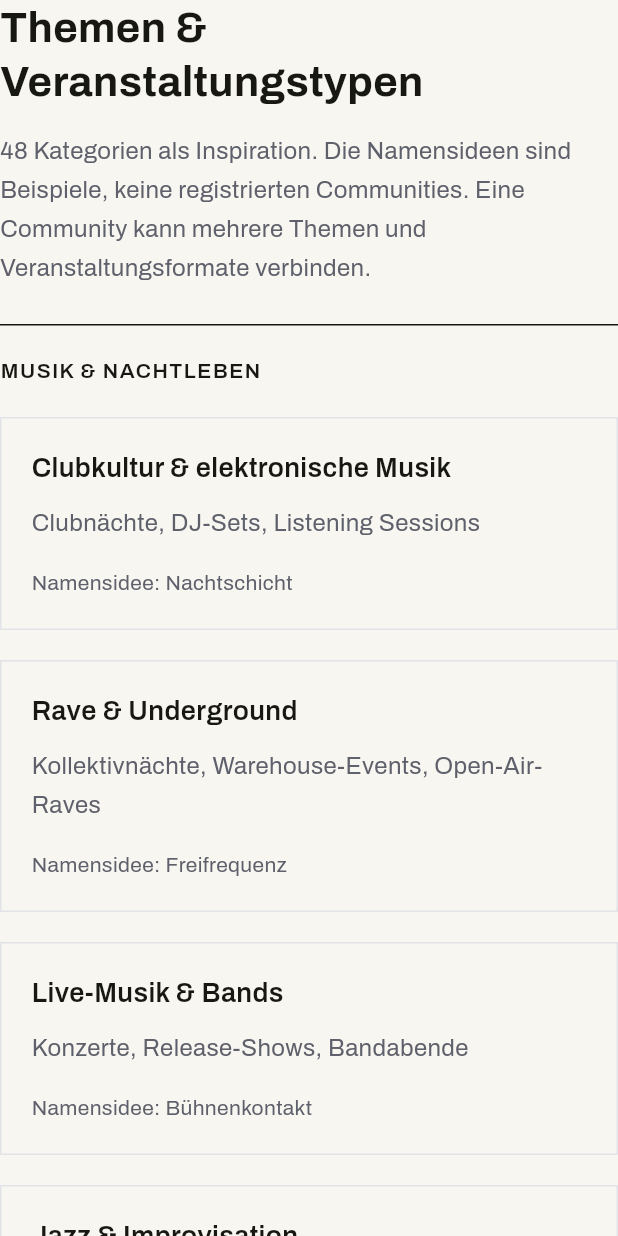
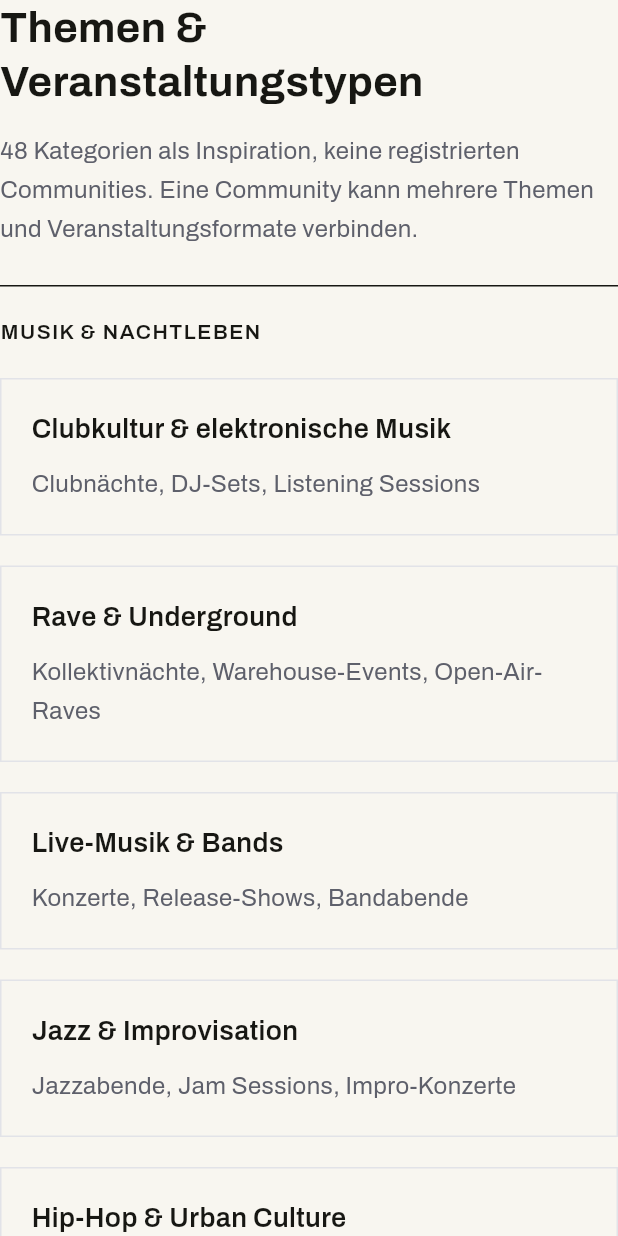
Before and after one commit to Barillium/Community-Access, a Flutter app: the CommunityTopics widget shown alone on an empty page, opened directly, on a phone screen of 412 x 824 dp. Run offline on Flutter 3.47's test engine with Material 3 defaults, Android fonts, the phone set to English and light mode, and no system bars; our stand-ins replace app_links; missing offline and left inert: dart:js_interop, file_selector, forui; network calls fail.

Commit message:
design: remove community topic name suggestions

```diff
--- a/client/lib/community_topics.dart
+++ b/client/lib/community_topics.dart
@@ -3,7 +3,7 @@ import 'package:flutter/material.dart';
 import 'app_language.dart';
 import 'design_system.dart';
 
-/// Editorial topics and name ideas are distinct from registered communities.
+/// Editorial topics are distinct from registered communities.
 class CommunityTopics extends StatelessWidget {
   const CommunityTopics({super.key, this.query = ''});
   final String query;
@@ -38,8 +38,8 @@ class CommunityTopics extends StatelessWidget {
         Text(
           localText(
             context,
-            '48 Kategorien als Inspiration. Die Namensideen sind Beispiele, keine registrierten Communities. Eine Community kann mehrere Themen und Veranstaltungsformate verbinden.',
-            '48 categories for inspiration. The name ideas are examples, not registered communities. A community can bring together several topics and event formats.',
+            '48 Kategorien als Inspiration, keine registrierten Communities. Eine Community kann mehrere Themen und Veranstaltungsformate verbinden.',
+            '48 categories for inspiration, not registered communities. A community can bring together several topics and event formats.',
           ),
           style: TextStyle(color: palette.muted, height: 1.6),
         ),
@@ -136,19 +136,6 @@ class CommunityTopics extends StatelessWidget {
                                   height: 1.6,
                                 ),
                               ),
-                              const SizedBox(height: AccessSpacing.s16),
-                              Text(
-                                localText(
-                                  context,
-                                  'Namensidee: ${topic.name}',
-                                  'Name idea: ${topic.name}',
-                                ),
-                                style: TextStyle(
-                                  fontSize: 14,
-                                  color: palette.muted,
-                                  height: 1.5,
-                                ),
-                              ),
                             ],
                           ),
                         ),
@@ -165,15 +152,10 @@ class CommunityTopics extends StatelessWidget {
 }
 
 class _Topic {
-  const _Topic(this.de, this.en, this.name, this.eventsDe, this.eventsEn);
-  final String de, en, name, eventsDe, eventsEn;
-  bool matches(String query) => [
-    de,
-    en,
-    name,
-    eventsDe,
-    eventsEn,
-  ].join(' ').toLowerCase().contains(query);
+  const _Topic(this.de, this.en, this.eventsDe, this.eventsEn);
+  final String de, en, eventsDe, eventsEn;
+  bool matches(String query) =>
+      [de, en, eventsDe, eventsEn].join(' ').toLowerCase().contains(query);
 }
 
 class _TopicGroup {
@@ -187,63 +169,54 @@ const _groups = [
     _Topic(
       "Clubkultur & elektronische Musik",
       "Clubbing & electronic music",
-      "Nachtschicht",
       "Clubnächte, DJ-Sets, Listening Sessions",
       "Club nights, DJ sets, listening sessions",
     ),
     _Topic(
       "Rave & Underground",
       "Rave & underground",
-      "Freifrequenz",
       "Kollektivnächte, Warehouse-Events, Open-Air-Raves",
       "Collective nights, warehouse events, open-air raves",
     ),
     _Topic(
       "Live-Musik & Bands",
       "Live music & bands",
-      "Bühnenkontakt",
       "Konzerte, Release-Shows, Bandabende",
       "Concerts, release shows, band nights",
     ),
     _Topic(
       "Jazz & Improvisation",
       "Jazz & improvisation",
-      "Offbeat",
       "Jazzabende, Jam Sessions, Impro-Konzerte",
       "Jazz nights, jam sessions, improvised concerts",
     ),
     _Topic(
       "Hip-Hop & Urban Culture",
       "Hip-hop & urban culture",
-      "Cypher Circle",
       "Rap-Shows, Beat Sessions, Freestyle-Battles",
       "Rap shows, beat sessions, freestyle battles",
     ),
     _Topic(
       "Punk, Metal & alternative Musik",
       "Punk, metal & alternative music",
-      "Gegenstrom",
       "Underground-Konzerte, DIY-Shows, Szeneabende",
       "Underground concerts, DIY shows, scene nights",
     ),
     _Topic(
       "Klassik & zeitgenössische Musik",
       "Classical & contemporary music",
-      "Klangraum",
       "Kammerkonzerte, Neue Musik, Gesprächskonzerte",
       "Chamber concerts, new music, concert talks",
     ),
     _Topic(
       "Ambient & experimentelle Musik",
       "Ambient & experimental music",
-      "Zwischenfrequenz",
       "Sound Art, Klangperformances, Hörsessions",
       "Sound art, sonic performances, listening sessions",
     ),
     _Topic(
       "Festivals & Kulturwochen",
       "Festivals & cultural programmes",
-      "Freifeld",
       "Kleine Festivals, Kulturwochenenden, Mehrspartenprogramme",
       "Small festivals, cultural weekends, multidisciplinary programmes",
     ),
@@ -252,63 +225,54 @@ const _groups = [
     _Topic(
       "Film & unabhängiges Kino",
       "Film & independent cinema",
-      "Bildwechsel",
       "Screenings, Kurzfilmabende, Filmgespräche",
       "Screenings, short-film nights, film discussions",
     ),
     _Topic(
       "Dokumentarfilm & Debatte",
       "Documentaries & debate",
-      "Blickpunkt",
       "Dokumentarfilmvorführungen, Diskussionen, Themenabende",
       "Documentary screenings, discussions, themed evenings",
     ),
     _Topic(
       "Theater & Performance",
       "Theatre & performance",
-      "Spielraum",
       "Theaterabende, Performancekunst, szenische Lesungen",
       "Theatre nights, performance art, staged readings",
     ),
     _Topic(
       "Comedy & Improvisation",
       "Comedy & improvisation",
-      "Lachlabor",
       "Stand-up, Improtheater, Comedy Open Mics",
       "Stand-up, improv theatre, comedy open mics",
     ),
     _Topic(
       "Literatur & Poetry",
       "Literature & poetry",
-      "Wortwechsel",
       "Lesungen, Poetry Slams, Schreibabende",
       "Readings, poetry slams, writing evenings",
     ),
     _Topic(
       "Bildende Kunst & Ausstellungen",
       "Visual art & exhibitions",
-      "Offene Fläche",
       "Vernissagen, Ausstellungen, Atelierbesuche",
       "Exhibition openings, exhibitions, studio visits",
     ),
     _Topic(
       "Fotografie",
       "Photography",
-      "Kontaktbogen",
       "Fotoausstellungen, Fotowalks, Bildbesprechungen",
       "Photo exhibitions, photo walks, image discussions",
     ),
     _Topic(
       "Design, Architektur & Mode",
       "Design, architecture & fashion",
-      "Formwechsel",
       "Design Talks, Architekturführungen, Modenschauen",
       "Design talks, architecture tours, fashion shows",
     ),
     _Topic(
       "Digitale Kunst & Medienkunst",
       "Digital & media art",
-      "Pixelraum",
       "AV-Performances, Installationen, Creative-Coding-Shows",
       "AV performances, installations, creative-coding shows",
     ),
@@ -320,42 +284,36 @@ const _groups = [
       _Topic(
         "Kreatives Handwerk & DIY",
         "Creative crafts & DIY",
-        "Werkraum",
         "Keramik, Siebdruck, Nähen, Schmuckworkshops",
         "Ceramics, screen printing, sewing, jewellery workshops",
       ),
       _Topic(
         "Tanz & Social Dance",
         "Dance & social dance",
-        "Tanzverbindung",
         "Salsa, Bachata, Swing, Tango, Tanzabende",
         "Salsa, bachata, swing, tango, social dance nights",
       ),
       _Topic(
         "Zeitgenössischer Tanz & Bewegung",
         "Contemporary dance & movement",
-        "Körperraum",
         "Tanzworkshops, Contact Improvisation, Bewegungsjam",
         "Dance workshops, contact improvisation, movement jams",
       ),
       _Topic(
         "Queere Kunst & Nachtkultur",
         "Queer art & nightlife",
-        "Queer Frequenz",
         "Queere Clubnächte, Kulturabende, Performances",
         "Queer club nights, cultural evenings, performances",
       ),
       _Topic(
         "Drag & Cabaret",
         "Drag & cabaret",
-        "Glitzerbühne",
         "Drag-Shows, Cabaret, Variety-Abende",
         "Drag shows, cabaret, variety nights",
       ),
       _Topic(
         "Ballroom & Vogue",
         "Ballroom & vogue",
-        "House Lights",
         "Balls, Vogue Sessions, Workshops",
         "Balls, vogue sessions, workshops",
       ),
@@ -365,49 +323,42 @@ const _groups = [
     _Topic(
       "Interkultureller Austausch",
       "Intercultural exchange",
-      "Zwischenwelten",
       "Kulturabende, gemeinsame Feste, Begegnungen",
       "Cultural evenings, shared celebrations, meetups",
     ),
     _Topic(
       "Sprachen & internationale Begegnung",
       "Languages & international meetups",
-      "Sprachsalon",
       "Sprachtandems, Sprachcafés, internationale Stammtische",
       "Language tandems, language cafés, international meetups",
     ),
     _Topic(
       "Nachbarschaft & Stadtteilkultur",
       "Neighbourhood & local culture",
-      "Nebenan Zusammen",
       "Stadtteilfeste, Hofkonzerte, Nachbarschaftstreffen",
       "Neighbourhood festivals, courtyard concerts, local meetups",
     ),
     _Topic(
       "Familien & Generationen",
       "Families & generations",
-      "Generationenplatz",
       "Familienkultur, Mitmachaktionen, generationenübergreifende Treffen",
       "Family culture, participatory activities, intergenerational meetups",
     ),
     _Topic(
       "Ehrenamt & gesellschaftliches Engagement",
       "Volunteering & civic engagement",
-      "Gemeinsam Wirken",
       "Kennenlerntreffen, Aktionstage, Benefizveranstaltungen",
       "Introductory meetups, action days, benefit events",
     ),
     _Topic(
       "Nachhaltigkeit & solidarisches Leben",
       "Sustainability & solidarity",
-      "Zukunftswerk",
       "Kleidertausch, Repair Cafés, Nachhaltigkeitsworkshops",
       "Clothing swaps, repair cafés, sustainability workshops",
     ),
     _Topic(
       "Politik, Demokratie & Diskussion",
       "Politics, democracy & discussion",
-      "Offenes Forum",
       "Podiumsgespräche, politische Bildung, Diskussionsabende",
       "Panel talks, civic education, discussion evenings",
     ),
@@ -416,35 +367,30 @@ const _groups = [
     _Topic(
       "Wissenschaft & Wissensaustausch",
       "Science & knowledge sharing",
-      "Denkraum",
       "Science Talks, Vorträge, öffentliche Forschungsabende",
       "Science talks, lectures, public research evenings",
     ),
     _Topic(
       "Technologie & Programmierung",
       "Technology & programming",
-      "Code & Kaffee",
       "Entwicklermeetups, Hackathons, Technikvorträge",
       "Developer meetups, hackathons, technology talks",
     ),
     _Topic(
       "Maker & offene Werkstätten",
       "Makers & open workshops",
-      "Machbar",
       "FabLab-Abende, Elektronikworkshops, gemeinsame Bauprojekte",
       "FabLab evenings, electronics workshops, shared building projects",
     ),
     _Topic(
       "Beruflicher Austausch & Gründung",
       "Professional exchange & entrepreneurship",
-      "Ideenknoten",
       "Branchentreffen, Gründerabende, Netzwerkveranstaltungen",
       "Industry meetups, startup evenings, networking events",
     ),
     _Topic(
       "Kreativwirtschaft & freie Berufe",
       "Creative industries & freelancers",
-      "Freiraum Netzwerk",
       "Portfolioabende, Projekttreffen, Austausch für Selbstständige",
       "Portfolio nights, project meetups, freelancer exchanges",
     ),
@@ -453,42 +399,36 @@ const _groups = [
     _Topic(
       "Brettspiele & Gesellschaftsspiele",
       "Board & tabletop games",
-      "Spielrunde",
       "Spieleabende, Kennenlernrunden, Turniere",
       "Game nights, introductory sessions, tournaments",
     ),
     _Topic(
       "Pen & Paper, LARP & Fantasy",
       "Tabletop roleplaying, LARP & fantasy",
-      "Weltenzirkel",
       "Rollenspielrunden, LARP-Treffen, Erzählworkshops",
       "Roleplaying sessions, LARP meetups, storytelling workshops",
     ),
     _Topic(
       "Gaming & E-Sport",
       "Gaming & esports",
-      "Local Lobby",
       "LAN-Partys, Communityturniere, Gaming-Abende",
       "LAN parties, community tournaments, gaming nights",
     ),
     _Topic(
       "Essen & gemeinsames Kochen",
       "Food & cooking together",
-      "Lange Tafel",
       "Kochabende, Supper Clubs, gemeinsame Essen",
       "Cooking evenings, supper clubs, shared meals",
     ),
     _Topic(
       "Kaffee, Tee & Genusskultur",
       "Coffee, tea & tasting culture",
-      "Geschmacksrunde",
       "Verkostungen, Barista-Workshops, Teerunden",
       "Tastings, barista workshops, tea gatherings",
     ),
     _Topic(
       "Märkte, Vintage & lokale Produkte",
       "Markets, vintage & local products",
-      "Fundstücke",
       "Flohmärkte, Designmärkte, Tauschbörsen, Pop-ups",
       "Flea markets, design markets, swaps, pop-ups",
     ),
@@ -497,42 +437,36 @@ const _groups = [
     _Topic(
       "Freizeit- & Teamsport",
       "Recreational & team sports",
-      "Zusammenspiel",
       "Offene Trainings, Freizeitturniere, Sporttreffen",
       "Open training, recreational tournaments, sports meetups",
     ),
     _Topic(
       "Laufen & urbane Bewegung",
       "Running & urban movement",
-      "Stadttempo",
       "Lauftreffs, gemeinsame Trainings, Community Runs",
       "Running groups, shared training, community runs",
     ),
     _Topic(
       "Radfahren & Mobilität",
       "Cycling & mobility",
-      "Freilauf",
       "Gruppenausfahrten, Radwerkstätten, Mobilitätsaktionen",
       "Group rides, bicycle workshops, mobility events",
     ),
     _Topic(
       "Natur, Wandern & Outdoor",
       "Nature, hiking & outdoors",
-      "Draußen Zusammen",
       "Wanderungen, Naturführungen, Outdoor-Treffen",
       "Hikes, nature tours, outdoor meetups",
     ),
     _Topic(
       "Yoga, Achtsamkeit & Entspannung",
       "Yoga, mindfulness & relaxation",
-      "Ruhepol",
       "Yogastunden, Meditation, Atem- und Entspannungsworkshops",
       "Yoga sessions, meditation, breathing and relaxation workshops",
     ),
     _Topic(
       "Reisen & regionale Entdeckung",
       "Travel & local discovery",
-      "Horizontkreis",
       "Reisevorträge, Stadtführungen, gemeinsame Ausflüge",
       "Travel talks, city tours, shared excursions",
     ),
```
Also changed, not shown: 2 other files.
